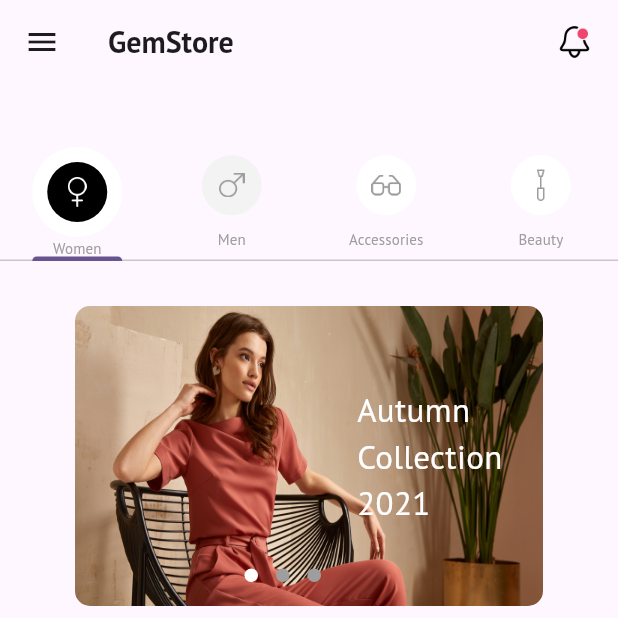
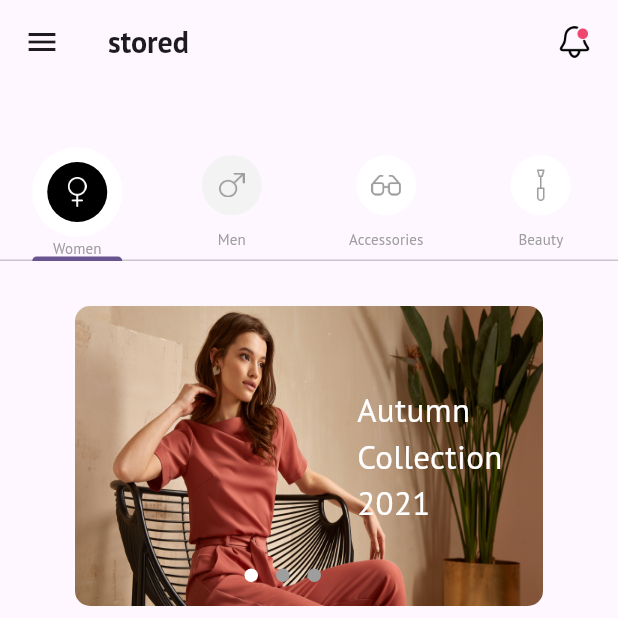
Before and after one commit to lekshmipradeep13/E-commerce, a Flutter app: the screen it shows after launch, on a phone screen of 412 x 824 dp, the top half of it. Run offline on Flutter 3.47's test engine with Material 3 defaults, Android fonts, the phone set to English and light mode, and no system bars; drawn by our look-alikes of carousel_slider, dots_indicator; our stand-ins replace dotted_line, firebase_core, flutter_rating_bar, google_fonts, hexcolor, pinput; accounts and stored records are empty.

Commit message:
name change

```diff
--- a/lib/modules/Order/order_sreen1.dart
+++ b/lib/modules/Order/order_sreen1.dart
@@ -31,7 +31,7 @@ class _OrderScreen1State extends State<OrderScreen> {
         ],
       ),
       body: Padding(
-        padding: const EdgeInsets.only(left: 20,right: 20),
+        padding: const EdgeInsets.only(left: 20,right: 20,top:32 ),
         child: Column(
           crossAxisAlignment: CrossAxisAlignment.start,
           children: [
--- a/lib/modules/Product/home_screen.dart
+++ b/lib/modules/Product/home_screen.dart
@@ -31,7 +31,7 @@ class _HomeScreenState extends State<HomeScreen> {
               children: [
                 Center(
                     child: Text(
-                  'GemStore',
+                  'stored',
                   style: GoogleFonts.ptSans(
                       fontWeight: FontWeight.w700, fontSize: 20),
                 )),
```
